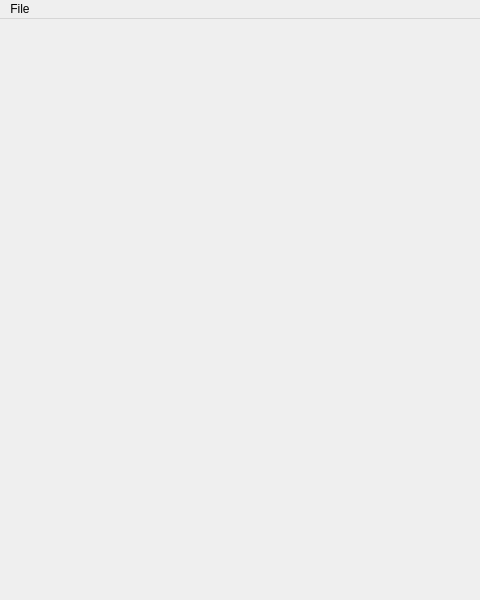
The window that src/mainwindow.ui (mravella/hair) describes before a commit, drawn with Qt 5; both pictures show x 0 to 480 and y 0 to 600 of the 900 by 600 pixel window.
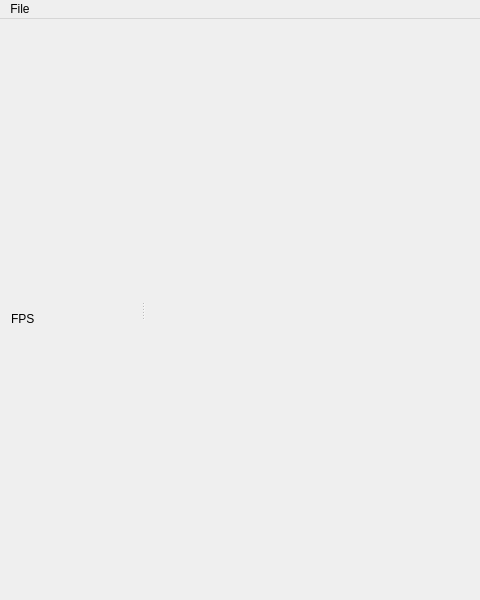
The same window after the commit.

Commit message: Added FPS label

Patch:
```diff
--- a/src/mainwindow.ui
+++ b/src/mainwindow.ui
@@ -31,6 +31,43 @@
    </widget>
    <addaction name="menuFile"/>
   </widget>
+  <widget class="QDockWidget" name="settingsDock">
+   <property name="minimumSize">
+    <size>
+     <width>140</width>
+     <height>211</height>
+    </size>
+   </property>
+   <property name="features">
+    <set>QDockWidget::DockWidgetMovable</set>
+   </property>
+   <attribute name="dockWidgetArea">
+    <number>1</number>
+   </attribute>
+   <widget class="QWidget" name="settingsDockContent">
+    <property name="autoFillBackground">
+     <bool>false</bool>
+    </property>
+    <layout class="QVBoxLayout" name="settingsLayout">
+     <item>
+      <widget class="QLabel" name="fpsLabel">
+       <property name="enabled">
+        <bool>true</bool>
+       </property>
+       <property name="sizePolicy">
+        <sizepolicy hsizetype="Preferred" vsizetype="Preferred">
+         <horstretch>0</horstretch>
+         <verstretch>0</verstretch>
+        </sizepolicy>
+       </property>
+       <property name="text">
+        <string>FPS</string>
+       </property>
+      </widget>
+     </item>
+    </layout>
+   </widget>
+  </widget>
   <action name="actionQuit">
    <property name="text">
     <string>Quit</string>
```
Left out of the diff: 2 changed lines with no effect on the pictures. The commit also changes 4 other files.
